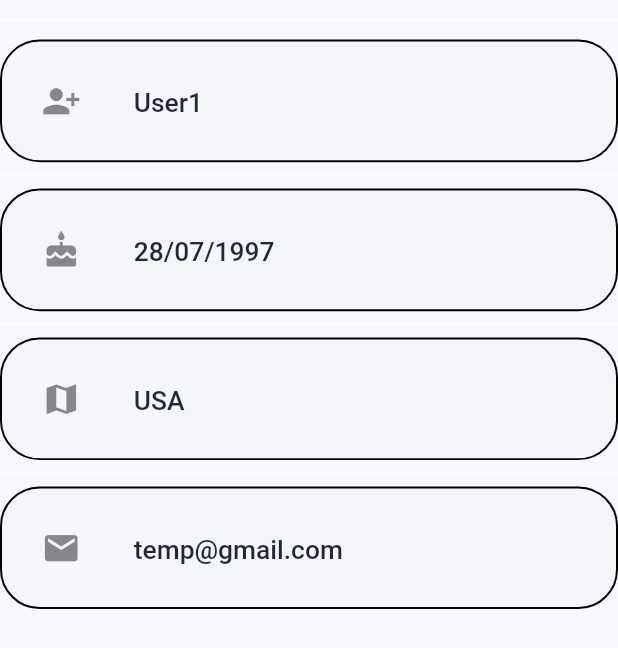
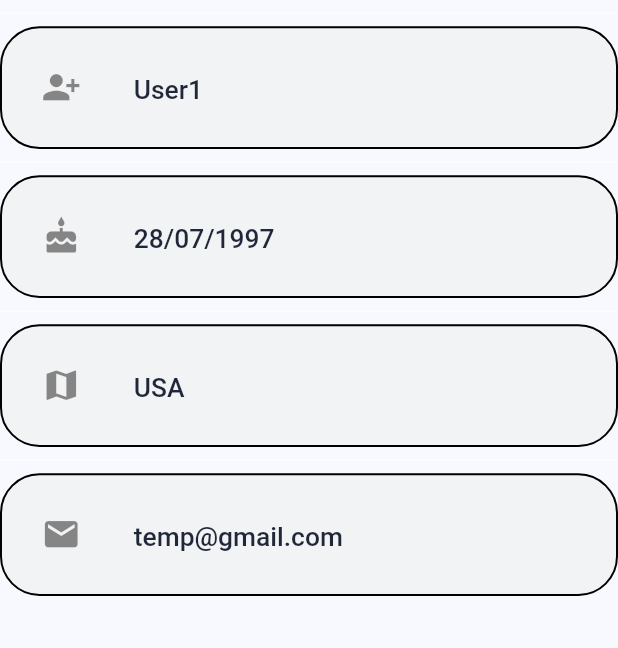
Before and after one commit to anhpt6852/ohio-templates, a Flutter app: the UserProfileInfo widget shown alone on an empty page, opened directly, on a phone screen of 412 x 824 dp. Shown: the top 648 px of the screen. Run offline on Flutter 3.47's test engine with Material 2 defaults, Android fonts, the phone set to English and light mode, and no system bars; our stand-ins replace easy_localization, equatable, flutter_riverpod, responsive_framework, timeago, top_snackbar_flutter; network calls fail; Roboto replaces fonts that are missing (SVN-Gilroy).

Commit message:
review code

```diff
--- a/lib/feature/user_profile/presentation/user_profile_page.dart
+++ b/lib/feature/user_profile/presentation/user_profile_page.dart
@@ -1,4 +1,6 @@
+import 'package:easy_localization/easy_localization.dart';
 import 'package:flutter/material.dart';
+import 'package:ohio_templates/core/config/theme.dart';
 import 'package:ohio_templates/core/constant/colors.dart';
 import 'package:ohio_templates/feature/user_profile/presentation/widgets/profile_pic.dart';
 import 'package:ohio_templates/generated/locale_keys.g.dart';
@@ -13,7 +15,17 @@ class UserProfilePage extends StatelessWidget {
     return Scaffold(
       backgroundColor: AppColors.ink[0],
       appBar: AppBar(
-        title: const Text(LocaleKeys.profile_title),
+        automaticallyImplyLeading: false,
+        leading: GestureDetector(
+            onTap: () => Navigator.pop(context),
+            child: const Icon(Icons.arrow_back_ios)), // Need to back to previous page. (Required almost page)
+        centerTitle: true, // Move title to center
+        title: Text(
+          tr(LocaleKeys.profile_title), // Missing tr() to render LocaleKeys...
+          style: t16M.copyWith(
+            color: AppColors.ink[500], // Add color to text. Default color is white like backgroundcolor app.
+          ),
+        ),
       ),
       body: SingleChildScrollView(
         padding: const EdgeInsets.all(16.0),
--- a/lib/feature/user_profile/presentation/widgets/user_profile_info.dart
+++ b/lib/feature/user_profile/presentation/widgets/user_profile_info.dart
@@ -2,6 +2,7 @@ import 'package:flutter/material.dart';
 import 'package:flutter_riverpod/flutter_riverpod.dart';
 import 'package:ohio_templates/core/commons/presentation/common_loading.dart';
 import 'package:ohio_templates/core/commons/presentation/snack_bar.dart';
+import 'package:ohio_templates/core/constant/colors.dart';
 import 'package:ohio_templates/feature/user_profile/presentation/controller/user_profile_controller.dart';
 
 class UserProfileInfo extends ConsumerWidget {
@@ -12,13 +13,13 @@ class UserProfileInfo extends ConsumerWidget {
     return ref.watch(fetchUserInfoProvider).when(
         data: ((data) {
           return Column(children: [
-            const Divider(
-              height: 24,
-              color: Colors.white,
+            Divider(
+              // height: 24, Don't need that
+              color: AppColors.ink[0], //color: Colors.white, Limit use that. Should use AppColors (custom Color follow design)
             ),
             Container(
               decoration: BoxDecoration(
-                  color: const Color(0xFFF5F6F9),
+                  color: AppColors.ink[100], //...
                   borderRadius: BorderRadius.circular(24),
                   border: Border.all(width: 1.2)),
               padding: const EdgeInsets.symmetric(horizontal: 8, vertical: 8),
@@ -27,13 +28,13 @@ class UserProfileInfo extends ConsumerWidget {
                 title: Text(data.userName!),
               ),
             ),
-            const Divider(
-              height: 16,
-              color: Colors.white,
+            Divider(
+              // height: 16,
+              color: AppColors.ink[0],
             ),
             Container(
               decoration: BoxDecoration(
-                  color: const Color(0xFFF5F6F9),
+                  color: AppColors.ink[100],
                   borderRadius: BorderRadius.circular(24),
                   border: Border.all(width: 1.2)),
               padding: const EdgeInsets.symmetric(horizontal: 8, vertical: 8),
@@ -42,13 +43,13 @@ class UserProfileInfo extends ConsumerWidget {
                 title: Text(data.userDob!),
               ),
             ),
-            const Divider(
-              height: 16,
-              color: Colors.white,
+            Divider(
+              // height: 16,
+              color: AppColors.ink[0],
             ),
             Container(
               decoration: BoxDecoration(
-                  color: const Color(0xFFF5F6F9),
+                  color: AppColors.ink[100],
                   borderRadius: BorderRadius.circular(24),
                   border: Border.all(width: 1.2)),
               padding: const EdgeInsets.symmetric(horizontal: 8, vertical: 8),
@@ -57,13 +58,13 @@ class UserProfileInfo extends ConsumerWidget {
                 title: Text(data.userCountry!),
               ),
             ),
-            const Divider(
-              height: 16,
-              color: Colors.white,
+            Divider(
+              // height: 16,
+              color: AppColors.ink[0],
             ),
             Container(
               decoration: BoxDecoration(
-                  color: const Color(0xFFF5F6F9),
+                  color: AppColors.ink[100],
                   borderRadius: BorderRadius.circular(24),
                   border: Border.all(width: 1.2)),
               padding: const EdgeInsets.symmetric(horizontal: 8, vertical: 8),
```
